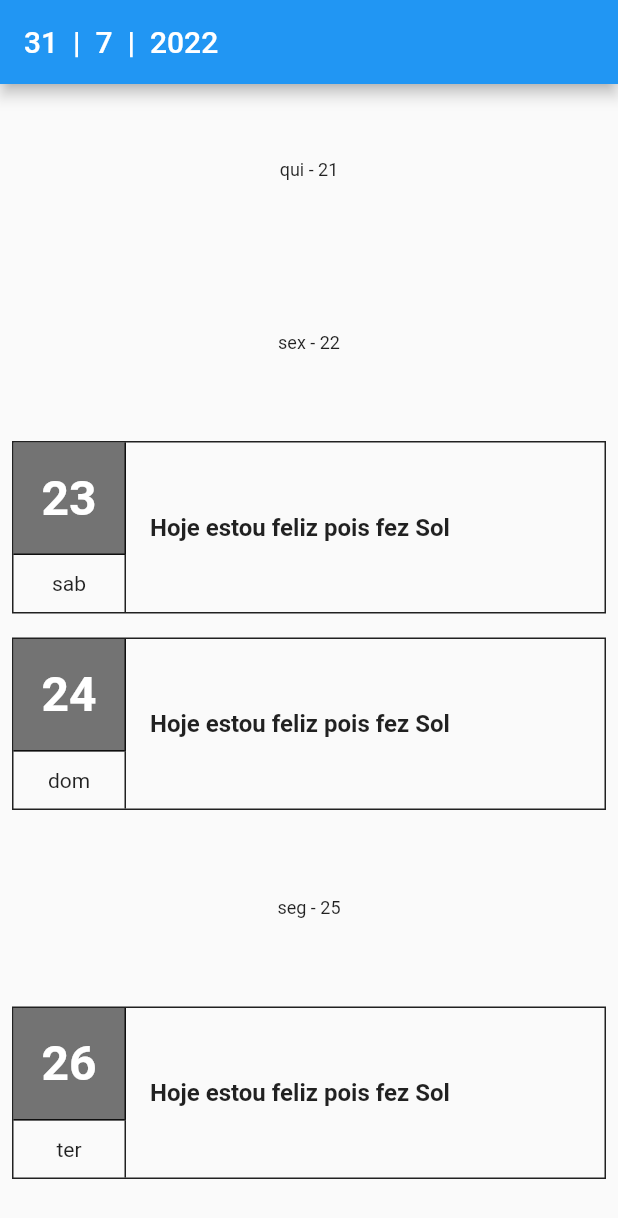
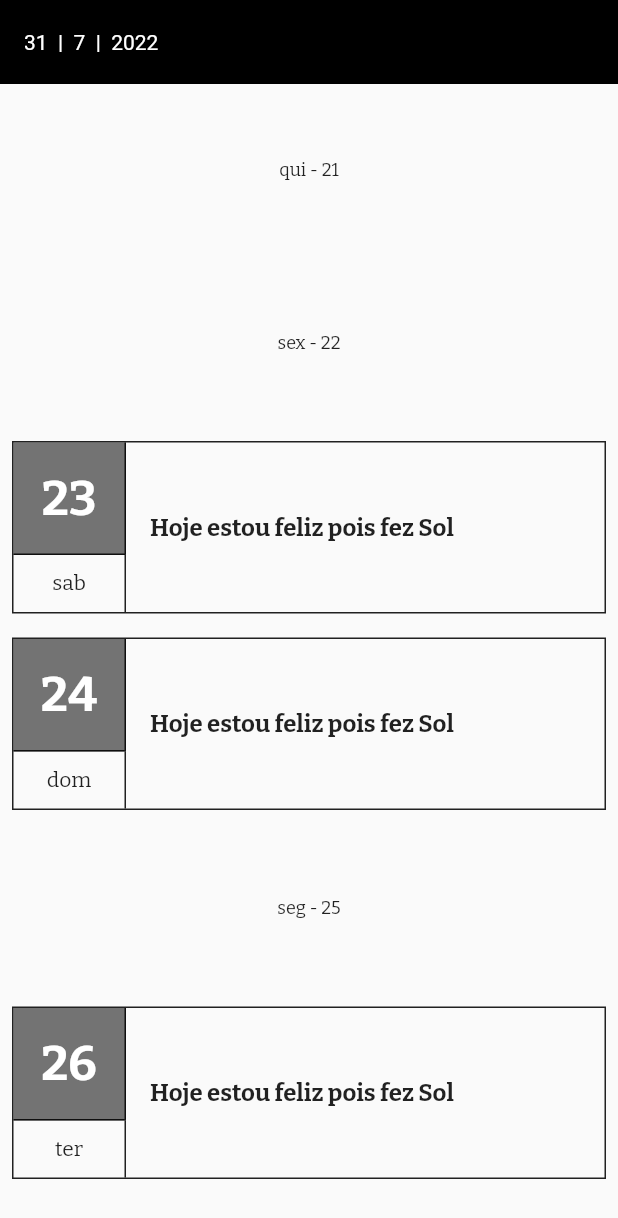
Before and after one commit to alura-cursos/flutter_webapi_first_course, a Flutter app: the screen it shows after launch, on a phone screen of 412 x 824 dp. Shown: the top 1218 px of the screen. Run offline on Flutter 3.47's test engine with Material 2 defaults, Android fonts, the phone set to English and light mode, and no system bars; our stand-ins replace google_fonts.

Commit message:
v1.3 - arrumando os temas

```diff
--- a/lib/main.dart
+++ b/lib/main.dart
@@ -1,4 +1,5 @@
 import 'package:flutter/material.dart';
+import 'package:google_fonts/google_fonts.dart';
 import 'screens/home_screen/home_screen.dart';
 
 void main() {
@@ -14,6 +15,15 @@ class MyApp extends StatelessWidget {
       debugShowCheckedModeBanner: false,
       darkTheme: ThemeData.dark(),
       themeMode: ThemeMode.light,
+      theme: ThemeData(
+        primarySwatch: Colors.grey,
+        appBarTheme: const AppBarTheme(
+          elevation: 0,
+          backgroundColor: Colors.black,
+          titleTextStyle: TextStyle(color: Colors.white),
+        ),
+        textTheme: GoogleFonts.bitterTextTheme(),
+      ),
       initialRoute: "home",
       routes: {
         "home": (context) => const HomeScreen(),
--- a/pubspec.yaml
+++ b/pubspec.yaml
@@ -14,6 +14,7 @@ dependencies:
 
   cupertino_icons: ^1.0.2
   uuid: ^3.0.6
+  google_fonts: ^3.0.1
 
 dev_dependencies:
   flutter_test:
```
Also changed, not shown: pubspec.lock, 1 other file.
